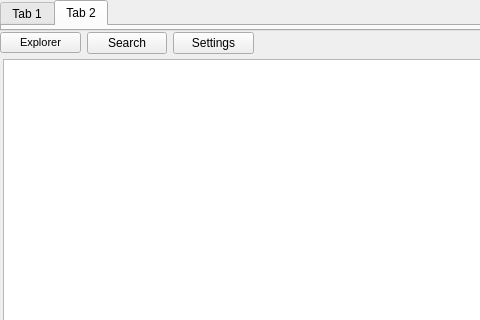
First picture: the form in mainwindow.ui, repository LeoAhlinder/Qt-CodeEditor, before the edit; both pictures show x 0 to 480 and y 0 to 320 of the 1130 by 511 pixel window.
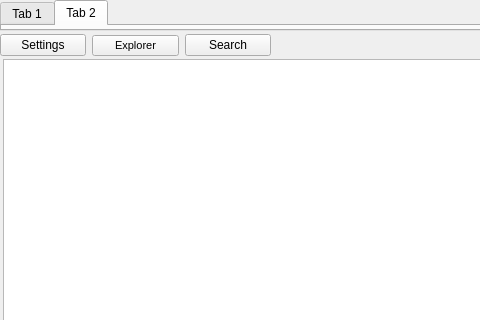
Second picture: the form after the edit.

Commit message: Update navbar bigger size

The edit to the form file:
```diff
--- a/mainwindow.ui
+++ b/mainwindow.ui
@@ -50,16 +50,23 @@
      </rect>
     </property>
    </widget>
-   <widget class="QWidget" name="">
+   <widget class="QWidget" name="layoutWidget">
     <property name="geometry">
      <rect>
       <x>0</x>
       <y>30</y>
-      <width>254</width>
-      <height>26</height>
+      <width>271</width>
+      <height>31</height>
      </rect>
     </property>
     <layout class="QHBoxLayout" name="navbar">
+     <item>
+      <widget class="QPushButton" name="pushButton">
+       <property name="text">
+        <string>Settings</string>
+       </property>
+      </widget>
+     </item>
      <item>
       <widget class="QPushButton" name="btnExplorer">
        <property name="font">
@@ -79,13 +86,6 @@
        </property>
       </widget>
      </item>
-     <item>
-      <widget class="QPushButton" name="pushButton">
-       <property name="text">
-        <string>Settings</string>
-       </property>
-      </widget>
-     </item>
     </layout>
    </widget>
   </widget>
```
The commit also changes 1 other file.
